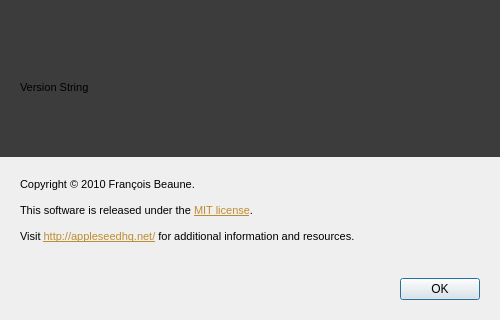
Above: src/appleseed.studio/help/about/aboutwindow.ui from appleseedhq/appleseed before the change. Below: the same form after it.
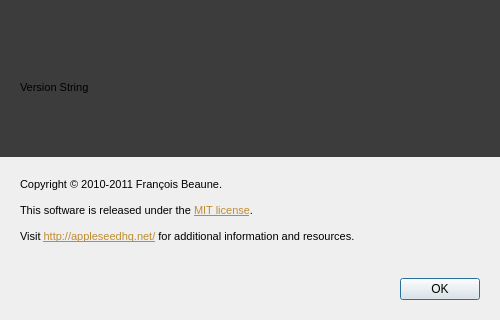
That is the form after the change. Icons and pictures are not drawn.

Commit message: updated copyright notices.

What changed in the file:
```diff
--- a/src/appleseed.studio/help/about/aboutwindow.ui
+++ b/src/appleseed.studio/help/about/aboutwindow.ui
@@ -65,12 +65,12 @@
         <string>&lt;!DOCTYPE HTML PUBLIC &quot;-//W3C//DTD HTML 4.0//EN&quot; &quot;http://www.w3.org/TR/REC-html40/strict.dtd&quot;&gt;
 &lt;html&gt;&lt;head&gt;&lt;meta name=&quot;qrichtext&quot; content=&quot;1&quot; /&gt;&lt;style type=&quot;text/css&quot;&gt;
 p, li { white-space: pre-wrap; }
-&lt;/style&gt;&lt;/head&gt;&lt;body style=&quot; font-family:'MS Shell Dlg 2'; font-size:11px; font-weight:400; font-style:normal;&quot;&gt;
-&lt;p style=&quot; margin-top:0px; margin-bottom:0px; margin-left:0px; margin-right:0px; -qt-block-indent:0; text-indent:0px;&quot;&gt;&lt;span style=&quot; font-size:11px;&quot;&gt;Copyright © 2010 François Beaune.&lt;/span&gt;&lt;/p&gt;
-&lt;p style=&quot;-qt-paragraph-type:empty; margin-top:0px; margin-bottom:0px; margin-left:0px; margin-right:0px; -qt-block-indent:0; text-indent:0px; font-size:11px;&quot;&gt;&lt;/p&gt;
-&lt;p style=&quot; margin-top:0px; margin-bottom:0px; margin-left:0px; margin-right:0px; -qt-block-indent:0; text-indent:0px;&quot;&gt;&lt;span style=&quot; font-size:11px;&quot;&gt;This software is released under the &lt;/span&gt;&lt;a href=&quot;http://www.opensource.org/licenses/mit-license.php&quot;&gt;&lt;span style=&quot; text-decoration: underline; color:#be8c32;&quot;&gt;MIT license&lt;/span&gt;&lt;/a&gt;&lt;span style=&quot; font-size:11px;&quot;&gt;.&lt;/span&gt;&lt;/p&gt;
-&lt;p style=&quot;-qt-paragraph-type:empty; margin-top:0px; margin-bottom:0px; margin-left:0px; margin-right:0px; -qt-block-indent:0; text-indent:0px; font-size:11px;&quot;&gt;&lt;/p&gt;
-&lt;p style=&quot; margin-top:0px; margin-bottom:0px; margin-left:0px; margin-right:0px; -qt-block-indent:0; text-indent:0px;&quot;&gt;&lt;span style=&quot; font-size:11px;&quot;&gt;Visit &lt;/span&gt;&lt;a href=&quot;http://appleseedhq.net/&quot;&gt;&lt;span style=&quot; font-size:11px; color:#be8c32;&quot;&gt;http://appleseedhq.net/&lt;/span&gt;&lt;/a&gt;&lt;span style=&quot; font-size:11px;&quot;&gt; for additional information and resources.&lt;/span&gt;&lt;/p&gt;&lt;/body&gt;&lt;/html&gt;</string>
+&lt;/style&gt;&lt;/head&gt;&lt;body style=&quot; font-family:'MS Shell Dlg 2'; font-size:8.25pt; font-weight:400; font-style:normal;&quot;&gt;
+&lt;p style=&quot; margin-top:0px; margin-bottom:0px; margin-left:0px; margin-right:0px; -qt-block-indent:0; text-indent:0px;&quot;&gt;Copyright © 2010-2011 François Beaune.&lt;/p&gt;
+&lt;p style=&quot;-qt-paragraph-type:empty; margin-top:0px; margin-bottom:0px; margin-left:0px; margin-right:0px; -qt-block-indent:0; text-indent:0px;&quot;&gt;&lt;/p&gt;
+&lt;p style=&quot; margin-top:0px; margin-bottom:0px; margin-left:0px; margin-right:0px; -qt-block-indent:0; text-indent:0px;&quot;&gt;This software is released under the &lt;a href=&quot;http://www.opensource.org/licenses/mit-license.php&quot;&gt;&lt;span style=&quot; text-decoration: underline; color:#be8c32;&quot;&gt;MIT license&lt;/span&gt;&lt;/a&gt;.&lt;/p&gt;
+&lt;p style=&quot;-qt-paragraph-type:empty; margin-top:0px; margin-bottom:0px; margin-left:0px; margin-right:0px; -qt-block-indent:0; text-indent:0px;&quot;&gt;&lt;/p&gt;
+&lt;p style=&quot; margin-top:0px; margin-bottom:0px; margin-left:0px; margin-right:0px; -qt-block-indent:0; text-indent:0px;&quot;&gt;Visit &lt;a href=&quot;http://appleseedhq.net/&quot;&gt;&lt;span style=&quot; text-decoration: underline; color:#be8c32;&quot;&gt;http://appleseedhq.net/&lt;/span&gt;&lt;/a&gt; for additional information and resources.&lt;/p&gt;&lt;/body&gt;&lt;/html&gt;</string>
        </property>
        <property name="alignment">
         <set>Qt::AlignLeading|Qt::AlignLeft|Qt::AlignTop</set>
```
Left out of the diff: 1 changed line with no effect on the pictures. The commit also changes 804 other files.
